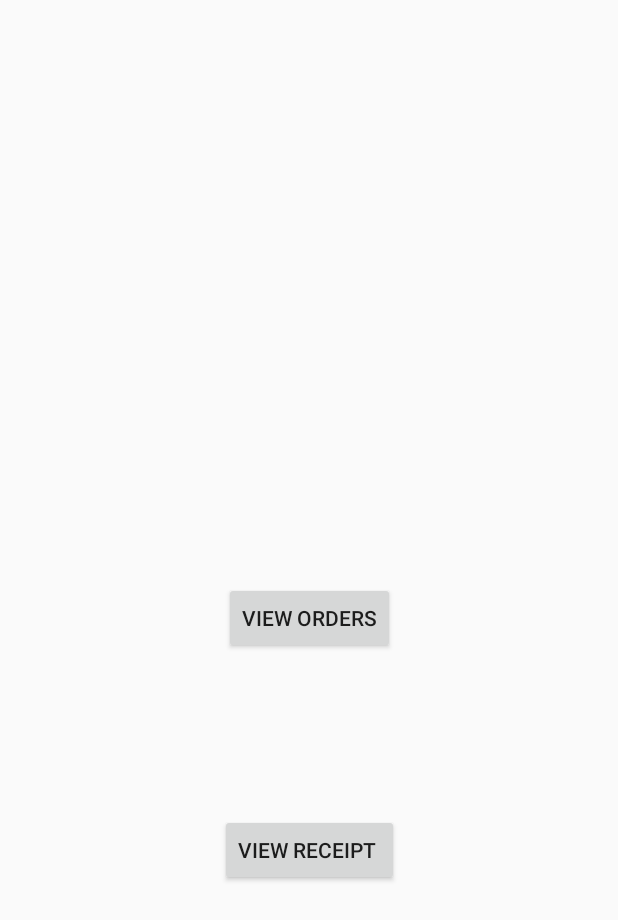
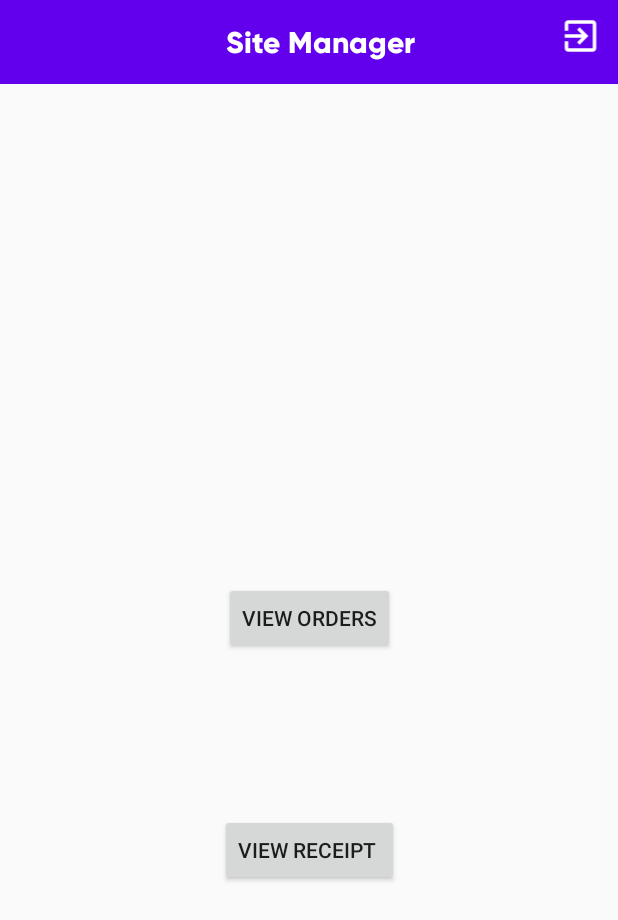
Before and after one commit to samesh97/CSSE-Project, an Android app: the ManagerLoggedActivity screen opened directly, with no data from a screen before it, on a phone screen of 412 x 824 dp. Shown: the top 920 px of the screen. Run offline under Robolectric (Android 15) with nearby library versions, the phone set to English and light mode, and no system bars; our stand-ins replace Firebase (no records; nobody signed in at launch, a user with empty details on screens opened directly).

Commit message:
added logout functionality

```diff
--- /dev/null
+++ b/app/src/main/res/drawable/ic_logout.xml
@@ -0,0 +1,5 @@
+<vector android:height="24dp" android:tint="#FFFFFF"
+    android:viewportHeight="24" android:viewportWidth="24"
+    android:width="24dp" xmlns:android="http://schemas.android.com/apk/res/android">
+    <path android:fillColor="@android:color/white" android:pathData="M10.09,15.59L11.5,17l5,-5 -5,-5 -1.41,1.41L12.67,11H3v2h9.67l-2.58,2.59zM19,3H5c-1.11,0 -2,0.9 -2,2v4h2V5h14v14H5v-4H3v4c0,1.1 0.89,2 2,2h14c1.1,0 2,-0.9 2,-2V5c0,-1.1 -0.9,-2 -2,-2z"/>
+</vector>
--- a/app/src/main/res/layout/activity_manager_logged.xml
+++ b/app/src/main/res/layout/activity_manager_logged.xml
@@ -5,6 +5,54 @@
     android:layout_width="match_parent"
     android:layout_height="match_parent"
     tools:context=".activities.ManagerLoggedActivity">
+
+    <androidx.appcompat.widget.Toolbar
+        android:id="@+id/toolbar"
+        android:layout_width="match_parent"
+        android:layout_height="?actionBarSize"
+        app:layout_constraintEnd_toEndOf="parent"
+        android:background="@color/colorPrimary"
+        app:layout_constraintStart_toStartOf="parent"
+        app:layout_constraintTop_toTopOf="parent">
+
+
+        <androidx.constraintlayout.widget.ConstraintLayout
+            android:layout_width="match_parent"
+            android:layout_height="match_parent">
+
+
+            <TextView
+                android:id="@+id/textView17"
+                android:layout_width="wrap_content"
+                android:layout_height="wrap_content"
+                android:fontFamily="@font/gilroy"
+                android:text="Site Manager"
+                android:textColor="@color/white"
+                android:textSize="20sp"
+                app:layout_constraintBottom_toBottomOf="parent"
+                app:layout_constraintEnd_toEndOf="parent"
+                app:layout_constraintStart_toStartOf="parent"
+                app:layout_constraintTop_toTopOf="parent" />
+
+            <ImageView
+                android:layout_width="50dp"
+                android:layout_height="0dp"
+                android:layout_marginTop="0dp"
+                android:layout_marginEnd="0dp"
+                android:layout_marginRight="8dp"
+                android:padding="10dp"
+                android:onClick="Logout"
+                android:layout_marginBottom="8dp"
+                android:src="@drawable/ic_logout"
+                app:layout_constraintBottom_toBottomOf="parent"
+                app:layout_constraintEnd_toEndOf="parent"
+                app:layout_constraintTop_toTopOf="parent" />
+
+
+
+        </androidx.constraintlayout.widget.ConstraintLayout>
+
+    </androidx.appcompat.widget.Toolbar>
 
 
     <Button
```
Also changed, not shown: app/src/main/java/com/crave/food/csse_android_app/activities/ManagerLoggedActivity.java (+33 -0 lines), app/src/main/java/com/crave/food/csse_android_app/config/LoginState.java (+14 -0 lines).
